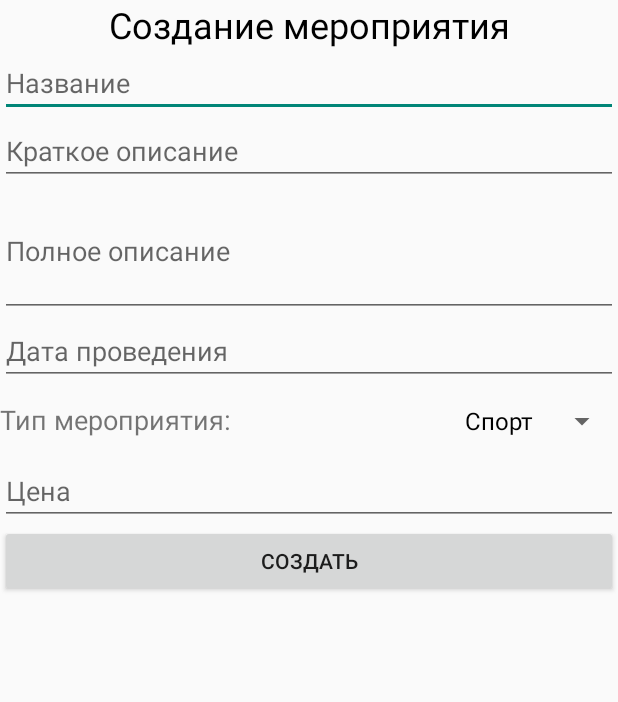
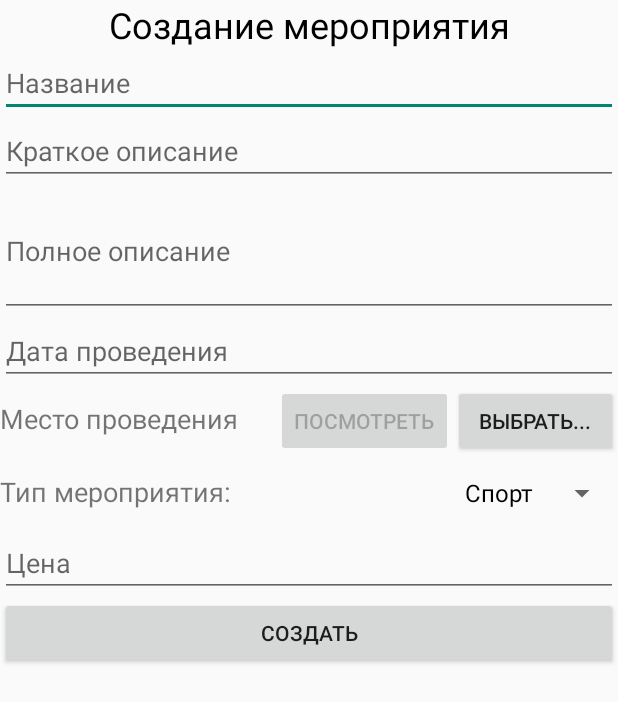
Before and after one commit to rpuxa/SamaraProjectClient, an Android app: the CreateEventActivity screen opened directly, with no data from a screen before it, on a phone screen of 412 x 824 dp. Shown: the top 702 px of the screen. Run offline under Robolectric (Android 15) with nearby library versions, the phone set to English and light mode, and no system bars.

Commit message:
Создание активити для создания ивента

```diff
--- a/app/src/main/java/ru/samara/mapapp/ActivityUtils.java
+++ b/app/src/main/java/ru/samara/mapapp/ActivityUtils.java
@@ -19,4 +19,5 @@ public final class ActivityUtils {
         Intent intent = new Intent(from, to);
         from.startActivity(intent);
     }
+
 }
--- a/app/src/main/java/ru/samara/mapapp/activities/CreateEventActivity.java
+++ b/app/src/main/java/ru/samara/mapapp/activities/CreateEventActivity.java
@@ -1,5 +1,6 @@
 package ru.samara.mapapp.activities;
 
+import android.content.Intent;
 import android.os.Bundle;
 import android.support.v7.app.AppCompatActivity;
 import android.view.View;
@@ -7,6 +8,8 @@ import android.widget.AdapterView;
 import android.widget.ArrayAdapter;
 import android.widget.EditText;
 import android.widget.Spinner;
+
+import com.google.android.gms.maps.model.LatLng;
 
 import java.util.ArrayList;
 
@@ -18,6 +21,7 @@ import ru.samara.mapapp.events.EventType;
 public class CreateEventActivity extends AppCompatActivity {
 
     Integer typeSelected = null;
+    LatLng locationSelected = null;
 
     @Override
     protected void onCreate(Bundle savedInstanceState) {
@@ -46,8 +50,19 @@ public class CreateEventActivity extends AppCompatActivity {
         });
     }
 
+    @Override
+    protected void onActivityResult(int requestCode, int resultCode, Intent data) {
+        super.onActivityResult(requestCode, resultCode, data);
+        if (requestCode == MapActivity.REQUEST_CODE_MAP_CHOSE_LOCATION) {
+            findViewById(R.id.newEventShowLocation).setEnabled(true);
+            locationSelected = (LatLng) data.getExtras().get(MapActivity.MAP_CHOSE_LOCATION);
+        }
+    }
+
     private void setListeners() {
         findViewById(R.id.createButton).setOnClickListener(v -> createEvent());
+        findViewById(R.id.newEventShowLocation).setOnClickListener(v -> MapActivity.gotoLocation(this, locationSelected));
+        findViewById(R.id.newEventChoseLocation).setOnClickListener(v -> MapActivity.getLocation(this));
     }
 
     private void createEvent() {
--- a/app/src/main/java/ru/samara/mapapp/events/Event.java
+++ b/app/src/main/java/ru/samara/mapapp/events/Event.java
@@ -14,9 +14,8 @@ import com.google.android.gms.maps.model.LatLng;
 import java.util.Calendar;
 import java.util.GregorianCalendar;
 
-import ru.samara.mapapp.ActivityUtils;
+import ru.samara.mapapp.R;
 import ru.samara.mapapp.activities.MapActivity;
-import ru.samara.mapapp.R;
 
 public class Event {
     private int id;
@@ -97,8 +96,7 @@ public class Event {
     }
 
     private  void openMap(Activity activity) {
-        ActivityUtils.changeActivity(activity, MapActivity.class);
-        MapActivity.gotoLocation = location;
+        MapActivity.gotoLocation(activity, location);
     }
 
     public Integer getTypeId() {
--- a/app/src/main/res/layout/create_event.xml
+++ b/app/src/main/res/layout/create_event.xml
@@ -13,7 +13,7 @@
         android:textSize="24sp" />
 
     <ScrollView
-        android:id="@+id/newEventName"
+        android:id="@+id/scrollView"
         android:layout_width="match_parent"
         android:layout_height="wrap_content">
 
@@ -86,6 +86,32 @@
                 android:layout_height="match_parent">
 
                 <TextView
+                    android:id="@+id/textView8"
+                    android:layout_width="wrap_content"
+                    android:layout_height="wrap_content"
+                    android:layout_weight="1"
+                    android:text="Место проведения"
+                    android:textSize="18sp" />
+
+                <Button
+                    android:id="@+id/newEventShowLocation"
+                    android:layout_width="wrap_content"
+                    android:layout_height="wrap_content"
+                    android:enabled="false"
+                    android:text="Посмотреть" />
+
+                <Button
+                    android:id="@+id/newEventChoseLocation"
+                    android:layout_width="wrap_content"
+                    android:layout_height="wrap_content"
+                    android:text="Выбрать..." />
+            </TableRow>
+
+            <TableRow
+                android:layout_width="match_parent"
+                android:layout_height="match_parent">
+
+                <TextView
                     android:id="@+id/textView9"
                     android:layout_width="wrap_content"
                     android:layout_height="wrap_content"
```
Also changed, not shown: app/src/main/java/ru/samara/mapapp/activities/MapActivity.java (+46 -2 lines), app/src/main/res/layout/map.xml (+25 -3 lines).
